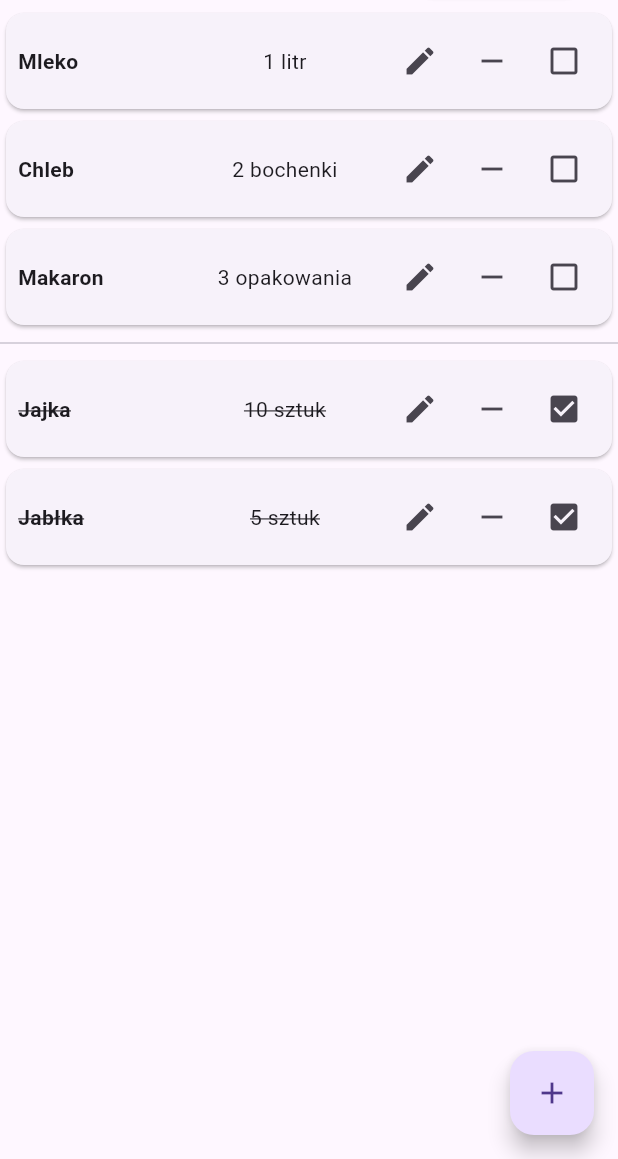
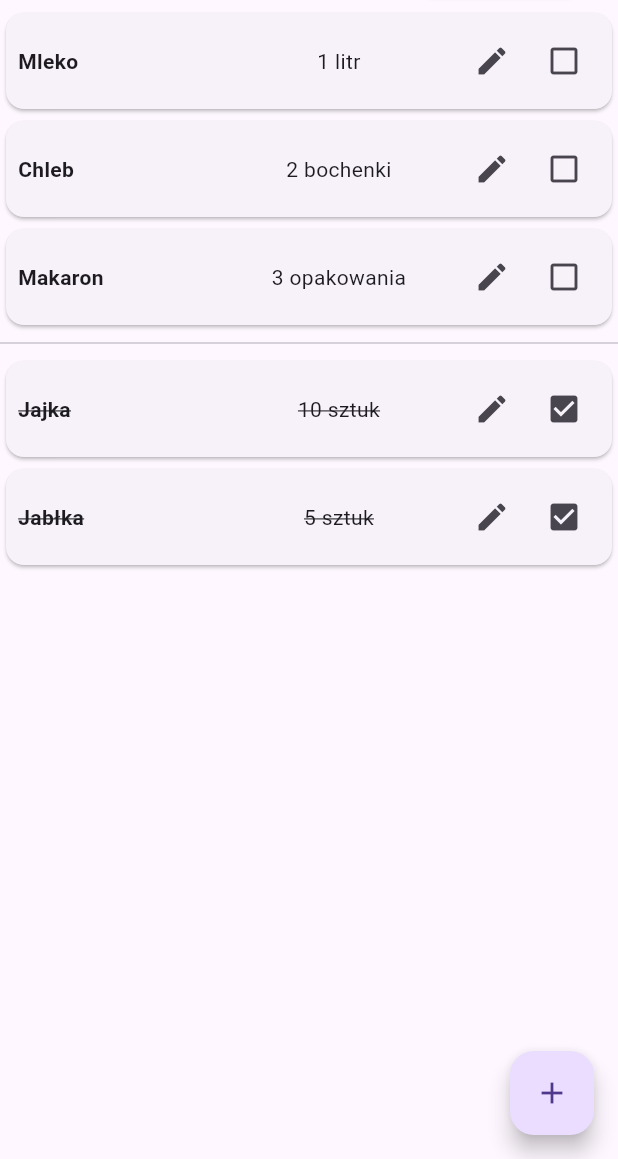
Before and after one commit to tojapawel/shopping_list_flutter, a Flutter app: the screen it shows after launch, on a phone screen of 412 x 824 dp, the part 77-1236 px from its top. Run offline on Flutter 3.47's test engine with Material 3 defaults, Android fonts, the phone set to English and light mode, and no system bars.

Commit message:
zmieniono sposób usuwania i dodano cofnicie usunicia

```diff
--- a/lib/shopping_list.dart
+++ b/lib/shopping_list.dart
@@ -16,6 +16,9 @@ class _ShoppingListState extends State<ShoppingList> {
 
   TextEditingController productController = TextEditingController();
   TextEditingController quantityController = TextEditingController();
+
+  final GlobalKey<ScaffoldState> _scaffoldKey = GlobalKey<ScaffoldState>();
+  Map<String, dynamic>? lastRemovedItem;
 
   void addProduct() async {
     productController.clear();
@@ -150,10 +153,30 @@ class _ShoppingListState extends State<ShoppingList> {
   }
 
   void removeProduct(int index) {
+    lastRemovedItem = products[index];
+
     setState(() {
       products.removeAt(index);
     });
+
+    ScaffoldMessenger.of(context).showSnackBar(
+      SnackBar(
+        content: Text('Produkt ${lastRemovedItem?["name"]} został usunięty.'),
+
+        action: SnackBarAction(
+          label: 'Cofnij',
+          onPressed: () {
+            setState(() {
+              products.insert(index, lastRemovedItem!);
+            });
+
+            lastRemovedItem = null;
+          },
+        ),
+      ),
+    );
   }
+
 
   void resetList() {
     setState(() {
@@ -163,7 +186,6 @@ class _ShoppingListState extends State<ShoppingList> {
 
   @override
   Widget build(BuildContext context) {
-    // Sort by purchased status and then by insertion order
     products.sort((a, b) {
       if (a['purchased'] == b['purchased']) {
         return 0;
@@ -172,6 +194,7 @@ class _ShoppingListState extends State<ShoppingList> {
     });
 
     return Scaffold(
+      key: _scaffoldKey,
       appBar: AppBar(
         title: Row(
           mainAxisAlignment: MainAxisAlignment.spaceBetween,
@@ -190,16 +213,32 @@ class _ShoppingListState extends State<ShoppingList> {
             child: ListView.builder(
               itemCount: products.length,
               itemBuilder: (context, index) {
-                // Check if it's the first item or if the purchased status changes
                 bool isFirstItem = index == 0;
                 bool isStatusChanged = index > 0 && products[index]['purchased'] != products[index - 1]['purchased'];
 
                 return Column(
                   children: [
-                    if (!isFirstItem && isStatusChanged)
-                      Divider(), // Add a Divider between unpurchased and purchased items
+                    if (!isFirstItem && isStatusChanged) Divider(),
 
-                    Card(
+                    Dismissible(
+                      key: Key(products[index]['name']),
+                      onDismissed: (direction) {
+                        if (direction == DismissDirection.startToEnd) {
+                          removeProduct(index);
+                        }
+                      },
+                      direction: DismissDirection.startToEnd,
+                      background: Container(
+                        color: Colors.red,
+                        child: Align(
+                          alignment: Alignment.centerLeft,
+                          child: Padding(
+                            padding: EdgeInsets.only(left: 16.0),
+                            child: Icon(Icons.delete, color: Colors.white),
+                          ),
+                        ),
+                      ),
+                      child: Card(
                         child: Container(
                           padding: EdgeInsets.all(8.0),
                           child: Row(
@@ -233,10 +272,6 @@ class _ShoppingListState extends State<ShoppingList> {
                                     onPressed: () => editProduct(index),
                                   ),
                                   IconButton(
-                                  icon: Icon(Icons.remove),
-                                  onPressed: () => removeProduct(index),
-                                ),
-                                IconButton(
                                     icon: Icon(products[index]['purchased'] ? Icons.check_box : Icons.check_box_outline_blank),
                                     onPressed: () {
                                       setState(() {
@@ -247,6 +282,7 @@ class _ShoppingListState extends State<ShoppingList> {
                                 ],
                               ),
                             ],
+                          ),
                         ),
                       ),
                     ),
```
Lines whose indentation alone changed are shown as unchanged.
